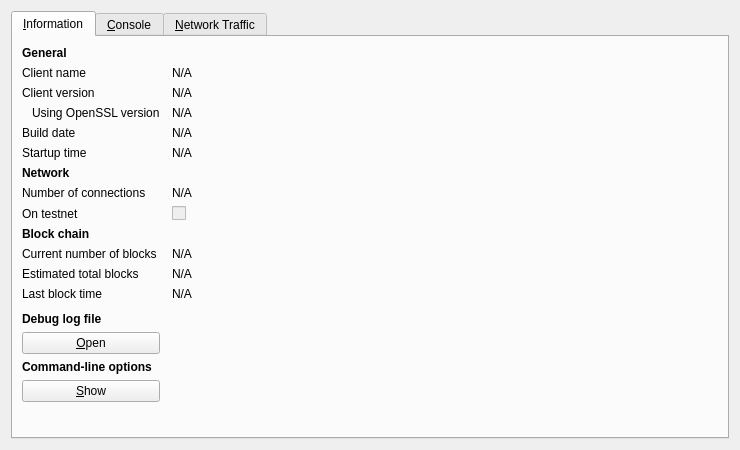
Qt form src/qt/forms/rpcconsole.ui (raffermeko/bitcoin) before a commit.
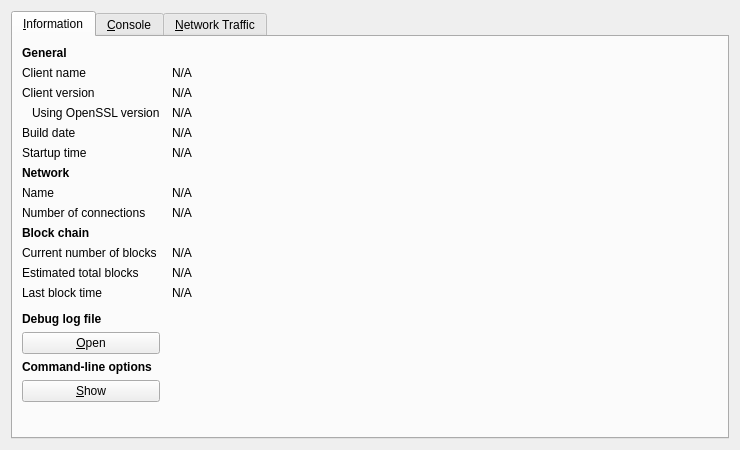
The same form after that commit. Icons and pictures are not drawn. Custom widgets are drawn as their Qt base class.

Commit message:
qt: Treat regtest as testnet
No need to do anything special in the GUI for regtest mode,
but do treat it at testnet not mainnet to prevent confusion.

The edit to the form file:
```diff
--- a/src/qt/forms/rpcconsole.ui
+++ b/src/qt/forms/rpcconsole.ui
@@ -172,14 +172,14 @@
         </widget>
        </item>
        <item row="7" column="0">
-        <widget class="QLabel" name="label_7">
+        <widget class="QLabel" name="label_8">
          <property name="text">
-          <string>Number of connections</string>
+          <string>Name</string>
          </property>
         </widget>
        </item>
        <item row="7" column="1">
-        <widget class="QLabel" name="numberOfConnections">
+        <widget class="QLabel" name="networkName">
          <property name="cursor">
           <cursorShape>IBeamCursor</cursorShape>
          </property>
@@ -195,19 +195,25 @@
         </widget>
        </item>
        <item row="8" column="0">
-        <widget class="QLabel" name="label_8">
+        <widget class="QLabel" name="label_7">
          <property name="text">
-          <string>On testnet</string>
+          <string>Number of connections</string>
          </property>
         </widget>
        </item>
        <item row="8" column="1">
-        <widget class="QCheckBox" name="isTestNet">
-         <property name="enabled">
-          <bool>false</bool>
+        <widget class="QLabel" name="numberOfConnections">
+         <property name="cursor">
+          <cursorShape>IBeamCursor</cursorShape>
          </property>
          <property name="text">
-          <string/>
+          <string>N/A</string>
+         </property>
+         <property name="textFormat">
+          <enum>Qt::PlainText</enum>
+         </property>
+         <property name="textInteractionFlags">
+          <set>Qt::LinksAccessibleByMouse|Qt::TextSelectableByKeyboard|Qt::TextSelectableByMouse</set>
          </property>
         </widget>
        </item>
```
The commit also changes 6 other files.
